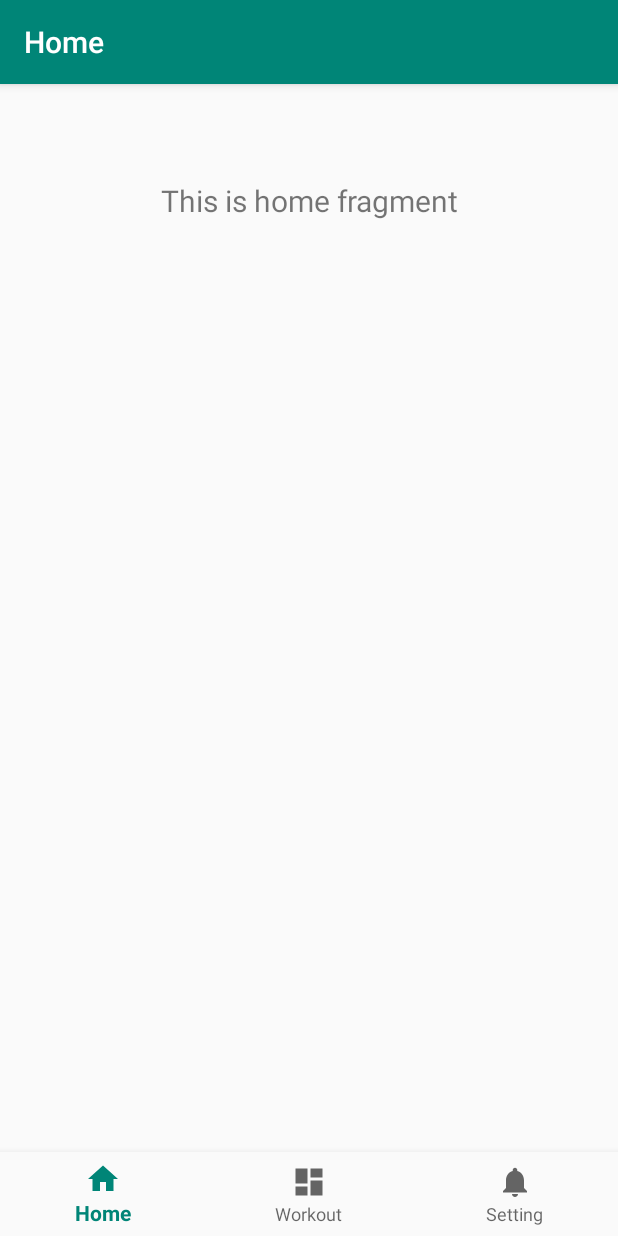
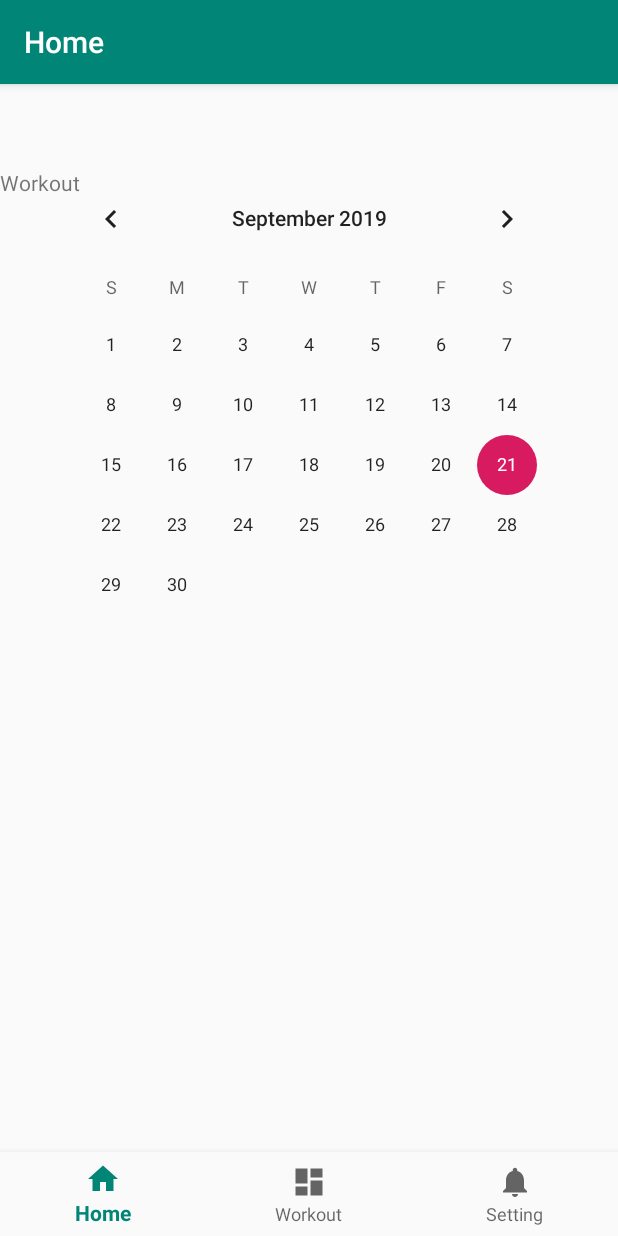
Before and after one commit to Wangk6/WorkoutApp, an Android app: the screen it shows after launch (MainActivity), on a phone screen of 412 x 824 dp. Run offline under Robolectric (Android 15) with nearby library versions, the phone set to English and light mode, and no system bars; our stand-ins replace navigation-ui; 2 statements that could not run were skipped.

Commit message:
Fixed string calls in main xml - added calendar

```diff
--- a/app/src/main/res/layout/fragment_home.xml
+++ b/app/src/main/res/layout/fragment_home.xml
@@ -4,16 +4,24 @@
     android:layout_width="match_parent"
     android:layout_height="match_parent">
 
+    <CalendarView
+        android:id="@+id/calendarView"
+        android:layout_width="wrap_content"
+
+        android:layout_height="wrap_content"
+        app:layout_constraintEnd_toEndOf="@+id/textView"
+        app:layout_constraintStart_toStartOf="@+id/textView"
+        app:layout_constraintTop_toTopOf="@+id/textView" />
+
     <TextView
-        android:id="@+id/text_home"
-        android:layout_width="match_parent"
-        android:layout_height="wrap_content"
-        android:layout_marginStart="8dp"
-        android:layout_marginTop="8dp"
-        android:layout_marginEnd="8dp"
-        android:textAlignment="center"
-        android:textSize="20sp"
+        android:id="@+id/textView"
+        android:layout_width="0dp"
+        android:layout_height="0dp"
+        android:text="@string/title_workout"
+        app:layout_constraintBottom_toBottomOf="parent"
         app:layout_constraintEnd_toEndOf="parent"
+        app:layout_constraintHorizontal_bias="1.0"
         app:layout_constraintStart_toStartOf="parent"
-        app:layout_constraintTop_toTopOf="parent" />
+        app:layout_constraintTop_toTopOf="parent"
+        app:layout_constraintVertical_bias="1.0" />
 </androidx.constraintlayout.widget.ConstraintLayout>
--- a/app/src/main/res/navigation/mobile_navigation.xml
+++ b/app/src/main/res/navigation/mobile_navigation.xml
@@ -14,12 +14,12 @@
     <fragment
         android:id="@+id/navigation_dashboard"
         android:name="com.example.workoutapp.ui.dashboard.DashboardFragment"
-        android:label="@string/title_dashboard"
+        android:label="@string/title_workout"
         tools:layout="@layout/fragment_dashboard" />
 
     <fragment
         android:id="@+id/navigation_notifications"
         android:name="com.example.workoutapp.ui.notifications.NotificationsFragment"
-        android:label="@string/title_notifications"
+        android:label="@string/title_setting"
         tools:layout="@layout/fragment_notifications" />
 </navigation>
```
